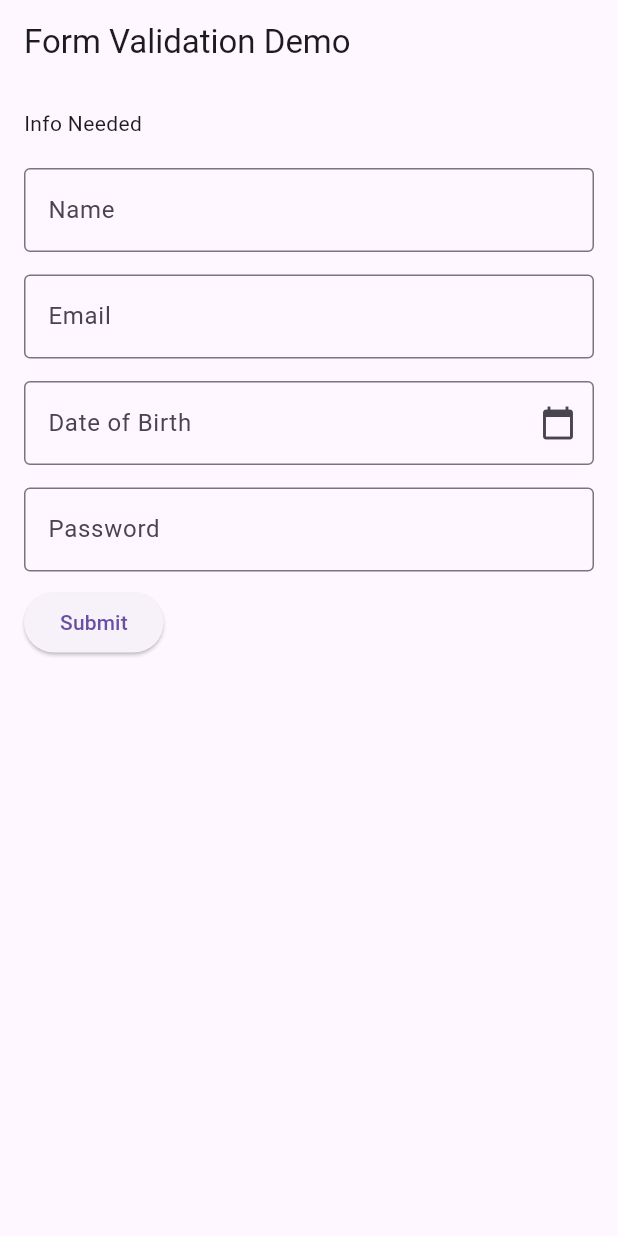
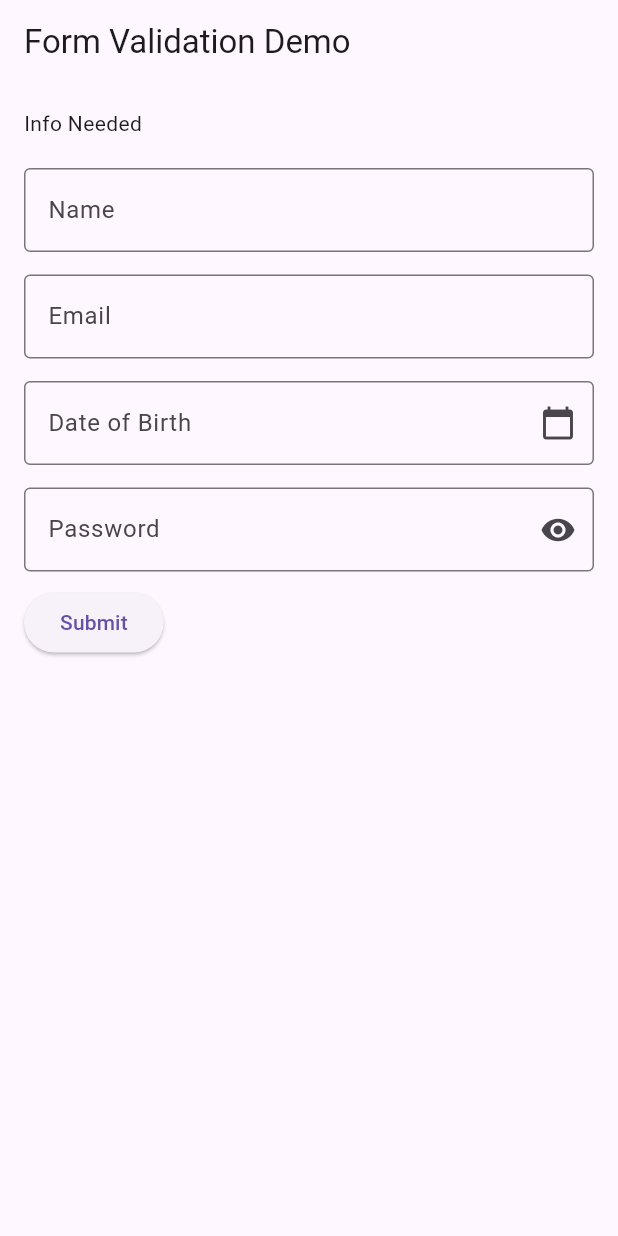
Before and after one commit to JimmyPhanfr/mad_act10_login, a Flutter app: the screen it shows after launch, on a phone screen of 412 x 824 dp. Run offline on Flutter 3.47's test engine with Material 3 defaults, Android fonts, the phone set to English and light mode, and no system bars; our stand-ins replace table_calendar.

Commit message:
adds a few features and fixes submit button error

```diff
--- a/lib/main.dart
+++ b/lib/main.dart
@@ -63,6 +63,7 @@ class MyCustomFormState extends State<MyCustomForm> {
   final _textControllerDateOfBirth = TextEditingController();
   final _textControllerPassword = TextEditingController();
 
+  bool _isPasswordObscure = true;
 
   @override
   Widget build(BuildContext context) {
@@ -146,14 +147,23 @@ class MyCustomFormState extends State<MyCustomForm> {
                     if (value == null || value.isEmpty) {
                       return 'Please enter some text';
                     } else if (!passwordRegex.hasMatch(value)) {
-                      return 'Please enter password with more than 6 characters, alphabet, number and special character and atleast 6 characters';
+                      return 'Password must include:\n at least 6 characters,\n a letter,\n a number,\n and a special character';
                     }
                     return null;
                   },
                   controller: _textControllerPassword,
-                  decoration: const InputDecoration(
+                  obscureText: _isPasswordObscure,
+                  decoration: InputDecoration(
                     hintText: "Password",
-                    border: OutlineInputBorder(),
+                    border: const OutlineInputBorder(),
+                    suffixIcon: IconButton(
+                      icon: Icon(_isPasswordObscure ? Icons.visibility : Icons.visibility_off),
+                      onPressed: () {
+                        setState(() {
+                          _isPasswordObscure = !_isPasswordObscure;
+                        });
+                      },
+                    ),
                   ),
                 ),
                 SizedBox(height: 10),
@@ -166,11 +176,11 @@ class MyCustomFormState extends State<MyCustomForm> {
                       ScaffoldMessenger.of(context).showSnackBar(
                         const SnackBar(content: Text('Processing Data')),
                       );
-                    }
-                    Navigator.pushReplacement(
+                      Navigator.pushReplacement(
                       context,
                       MaterialPageRoute(builder: (context) => HomePage()),
-                    );
+                      );
+                    }
                   },
                   child: const Text('Submit'),
                 ),
```
Also changed, not shown: lib/homepage.dart (+10 -0 lines).
